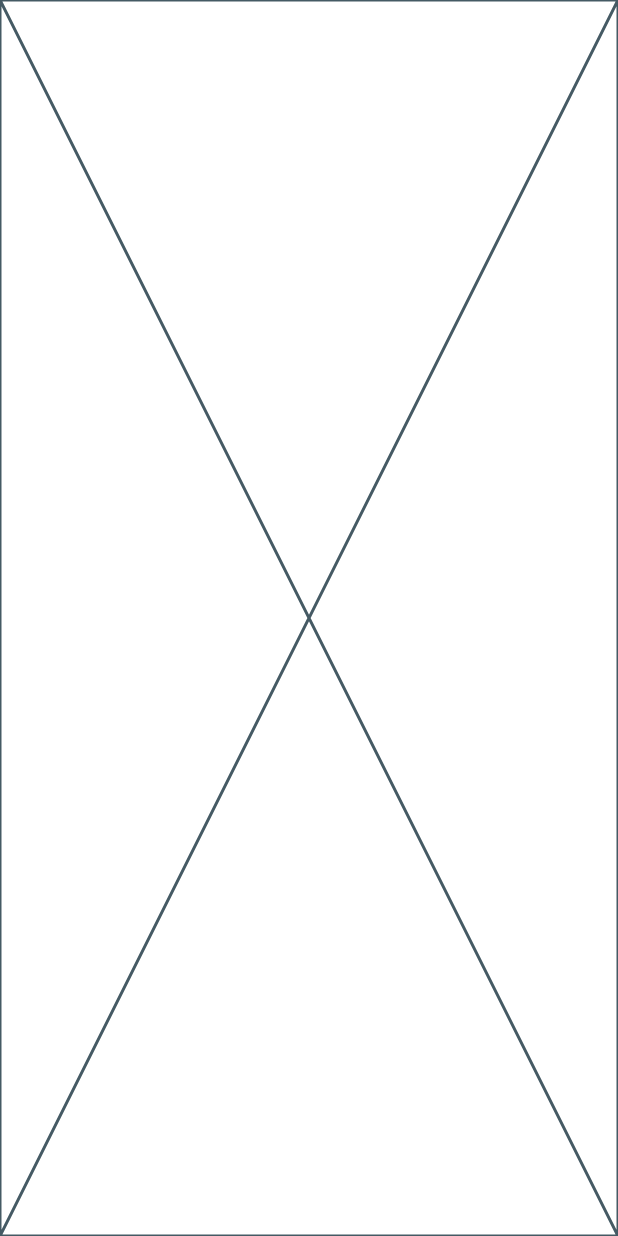
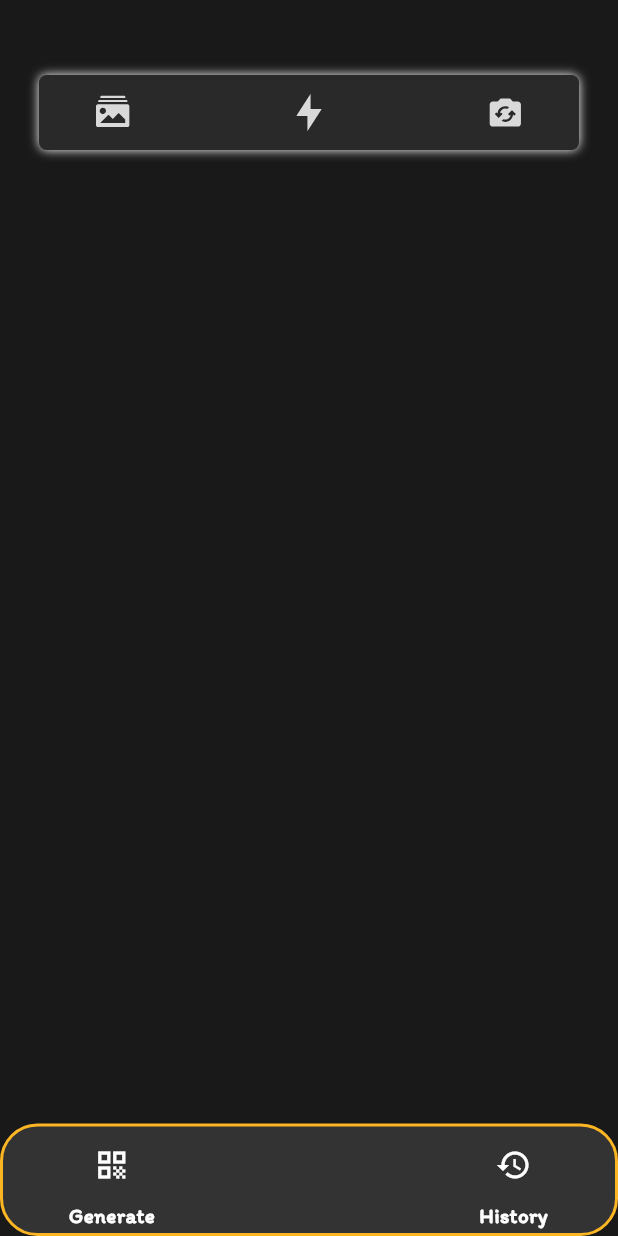
Before and after one commit to AhmedAbdelgawadHassan/Qr_Code-App, a Flutter app: the Onboarding3View screen opened by its route, after a tap on the "arrow forward" icon, on a phone screen of 412 x 824 dp. Run offline on Flutter 3.47's test engine with Material 3 defaults, Android fonts, the phone set to English and light mode, and no system bars; our stand-ins replace flutter_svg, go_router.

Commit message:
some Editings in Onboarding Views

```diff
--- a/qr_code/lib/Features/Home/Presentation/Views/Home_view.dart
+++ b/qr_code/lib/Features/Home/Presentation/Views/Home_view.dart
@@ -1,10 +1,57 @@
+// ignore_for_file: unused_field, unused_element
+
 import 'package:flutter/material.dart';
+import 'package:qr_code/Features/Home/Presentation/views/widgets/AppBar_Icon.dart';
+import 'package:qr_code/Features/Home/Presentation/views/widgets/CustomButtonBar.dart';
 
 class HomeView extends StatelessWidget {
   const HomeView({super.key});
 
   @override
   Widget build(BuildContext context) {
-    return const Placeholder();
+    return Scaffold(
+      backgroundColor: Color(0xff191919),
+      body: Center(
+        child: Column(
+          children: [
+            Container(
+              margin: EdgeInsets.only(top: 50),
+              width: 360,
+              height: 50,
+              decoration: BoxDecoration(
+                color: Color(0xff292929),
+                borderRadius: BorderRadius.circular(5),
+                boxShadow: [BoxShadow(color: Colors.white, blurRadius: 5)],
+              ),
+              child: Row(
+                children: [
+                  Spacer(),
+                  AppbarIcon(
+                    OnPressed: () {},
+                    icon: "assets/Images/clarity_image-gallery-solid.svg",
+                  ),
+                  Spacer(flex: 3),
+                  AppbarIcon(
+                    OnPressed: () {},
+                    icon: "assets/Images/Vector (41).svg",
+                  ),
+                  Spacer(flex: 3),
+                  AppbarIcon(
+                    OnPressed: () {},
+                    icon: "assets/Images/material-symbols_flip-camera-ios.svg",
+                  ),
+                  Spacer(),
+                ],
+              ),
+            ),
+          ],
+        ),
+      ),
+      bottomNavigationBar: CustomBottomBar(
+        mainButtonOnTap: () {},
+        GenerateOnTap: () {},
+        HistoreyOnTap: () {},
+      ),
+    );
   }
 }
--- /dev/null
+++ b/qr_code/lib/Features/Home/Presentation/Views/widgets/AppBar_Icon.dart
@@ -0,0 +1,15 @@
+import 'package:flutter/material.dart';
+import 'package:flutter_svg/svg.dart';
+
+class AppbarIcon extends StatelessWidget {
+  const AppbarIcon({super.key, required this.OnPressed, required this.icon});
+  final VoidCallback OnPressed;
+  final String icon;
+
+  @override
+  Widget build(BuildContext context) {
+    return GestureDetector(
+      onTap: OnPressed,
+      child: SvgPicture.asset(icon),);
+  }
+}
--- /dev/null
+++ b/qr_code/lib/Features/Home/Presentation/Views/widgets/CustomButtonBar.dart
@@ -0,0 +1,80 @@
+// ignore_for_file: use_key_in_widget_constructors
+
+import 'package:flutter/material.dart';
+import 'package:qr_code/Core/Utils/App_Colors.dart';
+
+class CustomBottomBar extends StatelessWidget {
+  final VoidCallback mainButtonOnTap;
+  final VoidCallback GenerateOnTap;
+  final VoidCallback HistoreyOnTap;
+
+  const CustomBottomBar(
+      {super.key,
+      required this.mainButtonOnTap,
+      required this.GenerateOnTap,
+      required this.HistoreyOnTap});
+  @override
+  Widget build(BuildContext context) {
+    return Container(
+      height: 75,
+      decoration: BoxDecoration(
+        color: Color(0xff333333),
+        borderRadius: BorderRadius.circular(25),
+        border: Border.all(color: AppColors.primaryColor, width: 2),
+      ),
+      child: Stack(
+        clipBehavior: Clip.none,
+        alignment: Alignment.center,
+        children: [
+          // Row for side icons
+          Row(
+            mainAxisAlignment: MainAxisAlignment.spaceAround,
+            children: [
+              // Generate Button
+              Column(
+                mainAxisAlignment: MainAxisAlignment.center,
+                children: [
+                  IconButton(
+                      onPressed: GenerateOnTap,
+                      icon: Icon(Icons.qr_code, color: Colors.white)),
+                  Text('Generate',
+                      style: TextStyle(
+                          color: Colors.white, fontWeight: FontWeight.bold)),
+                ],
+              ),
+              // Placeholder for center button space
+              SizedBox(width: 40), // To leave space for center button
+              // History Button
+              Column(
+                mainAxisAlignment: MainAxisAlignment.center,
+                children: [
+                  IconButton(
+                      onPressed: HistoreyOnTap,
+                      icon: Icon(Icons.history, color: Colors.white)),
+                  Text('History',
+                      style: TextStyle(
+                          color: Colors.white, fontWeight: FontWeight.bold)),
+                ],
+              ),
+            ],
+          ),
+          // Center Glowing Button (Scan Button)
+          Positioned(
+            top: -60, // To make it go out of the container
+            child: GestureDetector(
+              onTap: mainButtonOnTap,
+              child: Container(
+                decoration: BoxDecoration(),
+                // child: Image(
+                //   image: AssetImage(
+                //     'assets/images/Group 32.png',
+                //   ),
+                // ),
+              ),
+            ),
+          )
+        ],
+      ),
+    );
+  }
+}
--- a/qr_code/lib/Features/Onboarding/Presentation/Views/Onboarding1_View.dart
+++ b/qr_code/lib/Features/Onboarding/Presentation/Views/Onboarding1_View.dart
@@ -17,8 +17,8 @@ class Onboarding1View extends StatelessWidget {
         children: [
            SvgPicture.asset("assets/Images/Intersect (3).svg",width:width,),
           SvgPicture.asset(AppAssets.logo1),
-          Spacer(flex: 5,),
-          Text("Get Started", style: TextStyle(fontFamily: 'Itim', fontSize: 45)),
+          Spacer(flex: 2,),
+          Text("Get Started", style: TextStyle(fontSize: 45)),
           Spacer(flex: 1,),
           Text(
             "Go and enjoy our features for free and\n make your life easy with us.",
@@ -28,9 +28,9 @@ class Onboarding1View extends StatelessWidget {
                 fontWeight: FontWeight.w300),
             textAlign: TextAlign.center,
           ),
+          Spacer(flex: 4,),
+          Letstartbutton(),
           Spacer(flex: 2,),
-          Letstartbutton(),
-          Spacer(flex: 1,),
            SvgPicture.asset("assets/Images/Intersect (4).svg",width:width,)
         ],
       ),
--- a/qr_code/lib/Features/Onboarding/Presentation/Views/Onboarding2_View.dart
+++ b/qr_code/lib/Features/Onboarding/Presentation/Views/Onboarding2_View.dart
@@ -20,7 +20,7 @@ class Onboarding2View extends StatelessWidget {
           SvgPicture.asset("assets/Images/Intersect 3 (3).svg",width:width,),
             SvgPicture.asset(AppAssets.logo1),
             Spacer(flex: 5,),
-            Text("Get Started", style: TextStyle(fontFamily: 'Itim', fontSize: 45)),
+            Text("Get Started", style: TextStyle( fontSize: 45)),
             Spacer(flex: 1,),
             Text(
               "Go and enjoy our features for free and\n make your life easy with us.",
--- a/qr_code/lib/Features/Onboarding/Presentation/Views/Onboarding3_View.dart
+++ b/qr_code/lib/Features/Onboarding/Presentation/Views/Onboarding3_View.dart
@@ -5,10 +5,8 @@ import 'package:qr_code/Core/Utils/App_Colors.dart';
 import 'package:qr_code/Core/utils/App_Assets.dart';
 import 'package:qr_code/Features/Onboarding/Presentation/Views/Widgets/Getstartedcircularbutton.dart';
 
-
 class Onboarding3View extends StatelessWidget {
   const Onboarding3View({super.key});
-
 
   @override
   Widget build(BuildContext context) {
@@ -16,33 +14,38 @@ class Onboarding3View extends StatelessWidget {
     return Scaffold(
       backgroundColor: AppColors.primaryColor,
       body: Stack(
-        children:[ Column(
         children: [
-            Spacer(flex: 8,),
+          Column(
+            children: [
+              Spacer(flex: 8),
               SvgPicture.asset(AppAssets.logo1),
-            Spacer(flex: 2,),
-            Text("Get Started", style: TextStyle(fontFamily: 'Itim', fontSize: 45)),
-            Spacer(flex: 1,),
+              Spacer(flex: 2),
+              Text("Get Started", style: TextStyle(fontSize: 45)),
+              Spacer(flex: 1),
               Text(
                 "Go and enjoy our features for free and\n make your life easy with us.",
                 style: TextStyle(
                   fontFamily: 'Itim',
                   fontSize: 17,
-                  fontWeight: FontWeight.w300),
+                  fontWeight: FontWeight.w300,
+                ),
                 textAlign: TextAlign.center,
               ),
-            Spacer(flex: 1,),
-            SvgPicture.asset("assets/Images/Intersect (6).svg",width:width,),
+              Spacer(flex: 1),
+              SvgPicture.asset("assets/Images/Intersect (6).svg", width: width),
             ],
           ),
           Positioned(
             bottom: 20,
             right: 20,
-          child: Getstartedcircularbutton(ontap: () {
+            child: Getstartedcircularbutton(
+              ontap: () {
                 context.go('/Home');
-          },)
-        )
-      ]),
+              },
+            ),
+          ),
+        ],
+      ),
     );
   }
 }
--- a/qr_code/lib/Features/Onboarding/Presentation/Views/Widgets/Getstartedcircularbutton.dart
+++ b/qr_code/lib/Features/Onboarding/Presentation/Views/Widgets/Getstartedcircularbutton.dart
@@ -7,23 +7,24 @@ class Getstartedcircularbutton extends StatelessWidget {
 
   @override
   Widget build(BuildContext context) {
-    return GestureDetector(
-      onTap: ontap,
-      child: Container(
+    return Container(
       width: 85,
       height: 85,
       decoration: BoxDecoration(
-          color:AppColors.primaryColor,
+        color: AppColors.primaryColor,
         borderRadius: BorderRadius.circular(100),
         boxShadow: [
           BoxShadow(
             color: AppColors.primaryColor,
             offset: Offset(0, 0),
-            blurRadius: 10
-          )
-         ]
+            blurRadius: 10,
           ),
-        child: Icon(Icons.arrow_forward, color: Colors.black,size: 30,),
+        ],
+      ),
+      child: MaterialButton(
+        shape: RoundedRectangleBorder(borderRadius: BorderRadius.circular(100)),
+        onPressed: ontap,
+        child: Icon(Icons.arrow_forward, color: Colors.black, size: 30),
       ),
     );
   }
--- a/qr_code/lib/Features/Onboarding/Presentation/Views/Widgets/LetsStartButton.dart
+++ b/qr_code/lib/Features/Onboarding/Presentation/Views/Widgets/LetsStartButton.dart
@@ -7,17 +7,23 @@ class Letstartbutton extends StatelessWidget {
 
   @override
   Widget build(BuildContext context) {
-    return GestureDetector(
-      onTap: () {
-        context.go('/Onboarding2');
-      },
-      child: Container(
-        padding: EdgeInsets.only(right: 15),
-          alignment: Alignment.center,
-          width: 320,
-          height: 60,
-          decoration: BoxDecoration(color: AppColors.secondaryColor,
-          borderRadius: BorderRadius.circular(10)),
+    return Container(
+      width: 275,
+      decoration: BoxDecoration(
+        boxShadow: [
+          BoxShadow(
+            color: const Color.fromARGB(255, 228, 223, 223),
+            offset: Offset(3, 5),
+            blurRadius: 10
+            ),
+        ],
+        borderRadius: BorderRadius.circular(30),
+      ),
+
+      child: MaterialButton(
+        height: 55,
+        color: AppColors.secondaryColor,
+        shape: RoundedRectangleBorder(borderRadius: BorderRadius.circular(30)),
         child: Row(
           mainAxisAlignment: MainAxisAlignment.end,
           children: [
@@ -29,16 +35,18 @@ class Letstartbutton extends StatelessWidget {
                         fontWeight: FontWeight.bold,
                       ),
                     ),
-              SizedBox(
-                width: 70,
-              ),
+                    SizedBox(width: 55),
                  Icon(
                   Icons.arrow_forward,
                   color: AppColors.primaryColor,
                   size: 30,
-              )
+                ),
           ],
-          )),
+        ),
+
+        onPressed: (){
+          context.go('/Onboarding2');
+        }),
     );
   }
 }
--- a/qr_code/lib/main.dart
+++ b/qr_code/lib/main.dart
@@ -17,6 +17,9 @@ class Qr_Code extends StatelessWidget {
     return  MaterialApp.router(
       debugShowCheckedModeBanner: false,
       routerConfig: router,
+      theme: ThemeData(
+        fontFamily: 'Itim',
+      ),
     );
   }
 }
```
Also changed, not shown: qr_code/pubspec.yaml (+4 -4 lines), qr_code/assets/Fonts/Itim-Regular.ttf (added), qr_code/assets/Images/Vector (41).svg (added), qr_code/assets/Images/clarity_image-gallery-solid.svg (added), qr_code/assets/Images/material-symbols_flip-camera-ios.svg (added). Lines whose indentation alone changed are shown as unchanged.
